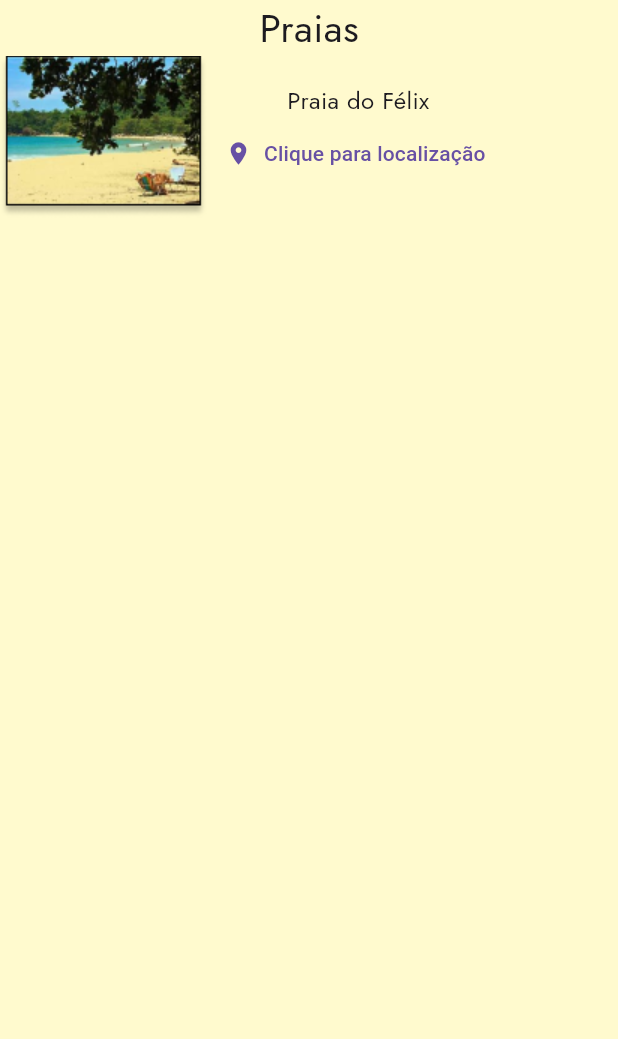
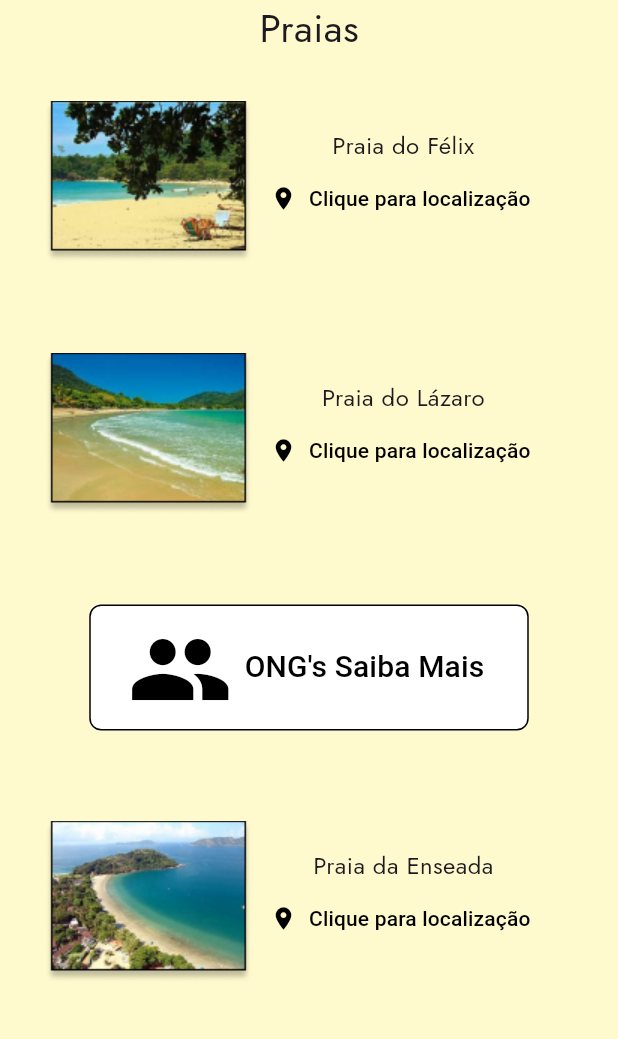
Before and after one commit to Caetano-Ventura-Coutinho/Cleany-Beaches, a Flutter app: the screen it shows after launch, on a phone screen of 412 x 824 dp, the part 84-1123 px from its top. Run offline on Flutter 3.47's test engine with Material 3 defaults, Android fonts, the phone set to English and light mode, and no system bars; our stand-ins replace google_fonts; Roboto replaces fonts that are missing (Homenaje).

Commit message:
Segundo commit

```diff
--- a/lib/main.dart
+++ b/lib/main.dart
@@ -1,4 +1,5 @@
 import 'package:flutter/material.dart';
+import 'package:flutter/widgets.dart';
 import 'package:google_fonts/google_fonts.dart';
 
 void main() {
@@ -11,7 +12,8 @@ class MainApp extends StatelessWidget {
   @override
   Widget build(BuildContext context) {
     return MaterialApp(
-      theme: ThemeData(scaffoldBackgroundColor: const Color.fromARGB(255, 255, 250 , 206)),
+        theme: ThemeData(
+            scaffoldBackgroundColor: const Color.fromARGB(255, 255, 250, 206)),
         home: Scaffold(
           appBar: AppBar(
             title: const Text('Cleany Beaches'),
@@ -19,36 +21,111 @@ class MainApp extends StatelessWidget {
             titleTextStyle: GoogleFonts.homenaje(fontSize: 32),
           ),
           body: Center(
-
             child: Column(
-
-          children: <Widget> [
+              children: <Widget>[
                 Text(
                   'Praias',
                   style: GoogleFonts.getFont("Jost", fontSize: 26),
                 ),
-             Row(
+
+                //Praia do Félix
+                Container(
+                  margin: const EdgeInsets.all(30),
+                  child: Row(
                     children: <Widget>[
                       Image.asset('img/imgPraiaF.png'),
                       Column(
-                children:  <Widget>[
-
+                        children: <Widget>[
                           Text(
                             'Praia do Félix',
                             style: GoogleFonts.getFont("Jost", fontSize: 16),
                           ),
-              TextButton.icon(onPressed: () {}, icon: const Icon(Icons.location_on), label: const Text('Clique para localização') ),
-
-                ],
-              )
-
+                          TextButton.icon(
+                             style: TextButton.styleFrom(
+                              foregroundColor: Colors.black,
+                            ),
+                              onPressed: () {},
+                              icon: const Icon(Icons.location_on),
+                              label: const Text('Clique para localização')),
                         ],
                       )
                     ],
                   ),
                 ),
 
+                //Praia do Lázaro
+                Container(
+                  margin: const EdgeInsets.all(30),
+                  child: Row(
+                    children: <Widget>[
+                      Image.asset('img/imgPraiaL.png'),
+                      Column(
+                        children: <Widget>[
+                          Text(
+                            'Praia do Lázaro',
+                            style: GoogleFonts.getFont("Jost", fontSize: 16),
+                          ),
+                          TextButton.icon(
+                             style: TextButton.styleFrom(
+                              foregroundColor: Colors.black,
+                            ),
+                              onPressed: () {},
+                              icon: const Icon(Icons.location_on),
+                              label: const Text('Clique para localização')),
+                        ],
                       )
-    );
+                    ],
+                  ),
+                ),
+
+                //Botão ONG
+                Container(
+                  margin: const EdgeInsets.all(30),
+                  child: SizedBox(
+                    width: 293,
+                    height: 84,
+                    child: TextButton.icon(
+                        onPressed: () {},
+                        icon: const Icon(Icons.group, size: 70),
+                        label: const Text("ONG's Saiba Mais", style: TextStyle(fontSize: 20)),
+
+                        style: TextButton.styleFrom(
+                            foregroundColor: Colors.black,
+                            backgroundColor: Colors.white,
+                            shape: const RoundedRectangleBorder(
+                                borderRadius:
+                                    BorderRadius.all(Radius.circular(8))),
+                            side: const BorderSide(color: Colors.black))),
+                  ),
+                ),
+
+                //Praia da Enseada
+                Container(
+                  margin: const EdgeInsets.all(30),
+                  child: Row(
+                    children: <Widget>[
+                      Image.asset('img/imgPraiaE.png'),
+                      Column(
+                        children: <Widget>[
+                          Text(
+                            'Praia da Enseada',
+                            style: GoogleFonts.getFont("Jost", fontSize: 16),
+                          ),
+                          TextButton.icon(
+                            style: TextButton.styleFrom(
+                              foregroundColor: Colors.black,
+                            ),
+                              onPressed: () {},
+                              icon: const Icon(Icons.location_on),
+                              label: const Text('Clique para localização')),
+                        ],
+                      )
+                    ],
+                  ),
+                ),
+              ],
+            ),
+          ),
+        ));
   }
 }
--- a/pubspec.yaml
+++ b/pubspec.yaml
@@ -21,3 +21,5 @@ flutter:
   uses-material-design: true
   assets:
   - img/imgPraiaF.png
+  - img/imgPraiaL.png
+  - img/imgPraiaE.png
```
Also changed, not shown: img/imgPraiaE.png (added), img/imgPraiaL.png (added). Lines whose indentation alone changed are shown as unchanged.
